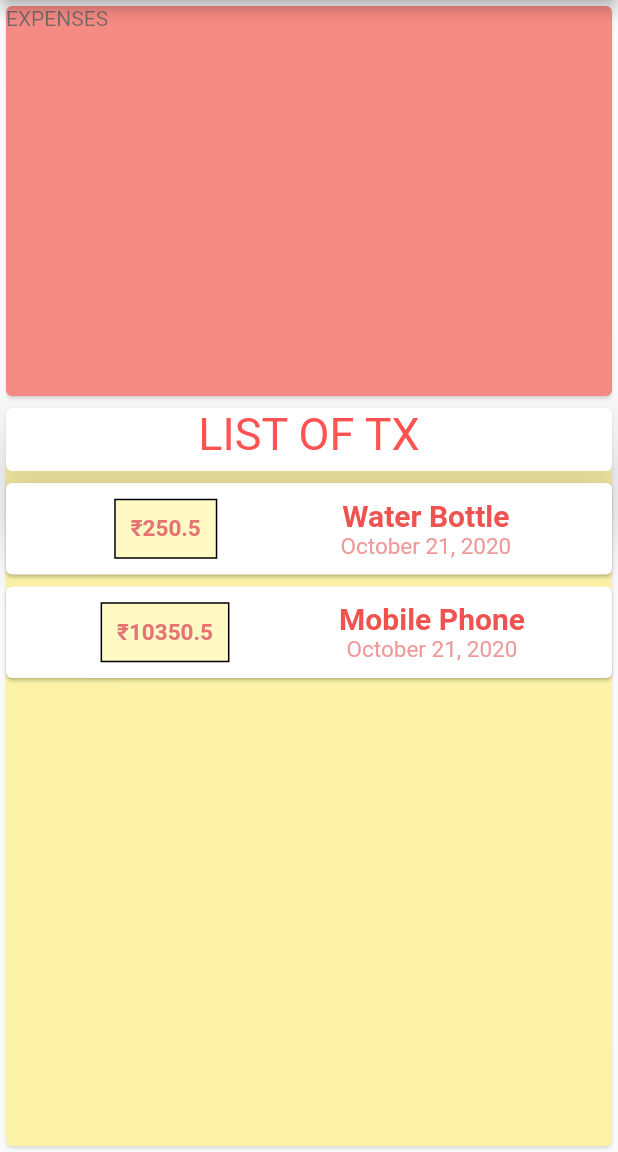
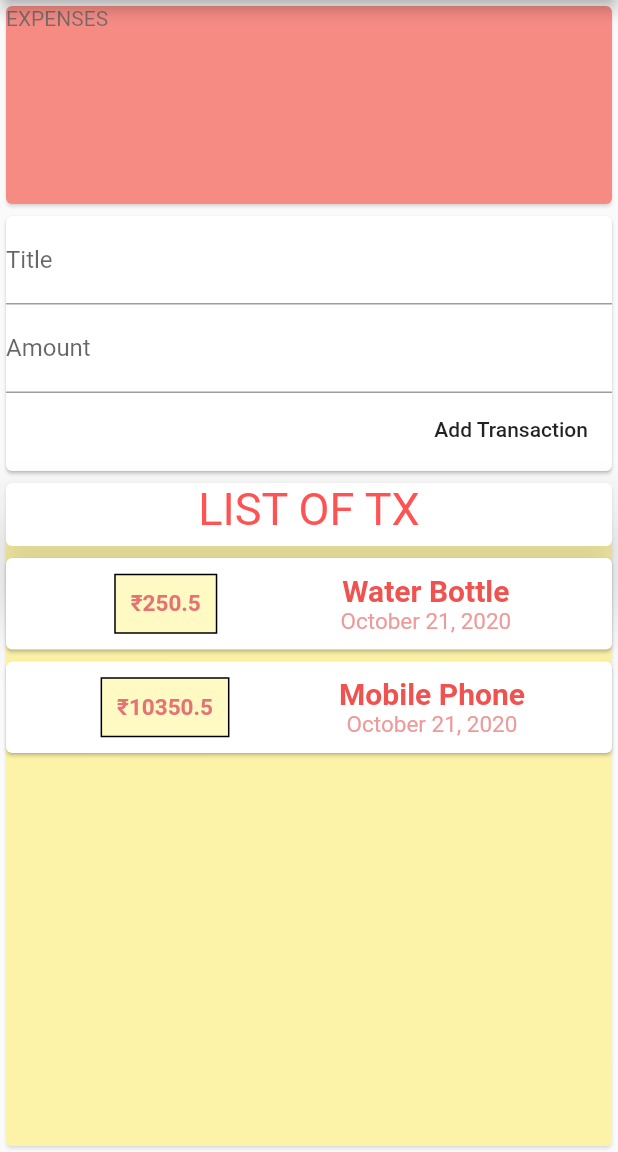
Before and after one commit to Muskan4010/Expense-Tracker, a Flutter app: the screen it shows after launch, on a phone screen of 412 x 824 dp, the part 84-1236 px from its top. Run offline on Flutter 3.47's test engine with Material 2 defaults, Android fonts, the phone set to English and light mode, and no system bars.

Commit message:
text input fields added

```diff
--- a/lib/main.dart
+++ b/lib/main.dart
@@ -44,6 +44,7 @@ class _MyHomePageState extends State<MyHomePage> {
   @override
   Widget build(BuildContext context) {
     return Scaffold(
+      resizeToAvoidBottomPadding: false,
       appBar: AppBar(
         title: Text(
           widget.title,
@@ -68,12 +69,26 @@ class _MyHomePageState extends State<MyHomePage> {
                   child: Text('EXPENSES'),
                 )),
           )),
+          Card(
+            child: Container(
+              height: 170,
+              width: double.infinity,
+              child: Column(
+                crossAxisAlignment: CrossAxisAlignment.end,
+                children: [
+                  TextField(decoration: InputDecoration(labelText: 'Title')),
+                  TextField(decoration: InputDecoration(labelText: 'Amount')),
+                  FlatButton(onPressed: () {}, child: Text('Add Transaction'))
+                ],
+              ),
+            ),
+          ),
           Stack(
             children: [
               Opacity(
                 opacity: 0.5,
                 child: Container(
-                  height: 500.0,
+                  height: 450.0,
                   width: double.infinity,
                   child: Card(
                     color: Colors.yellow[400],
```
